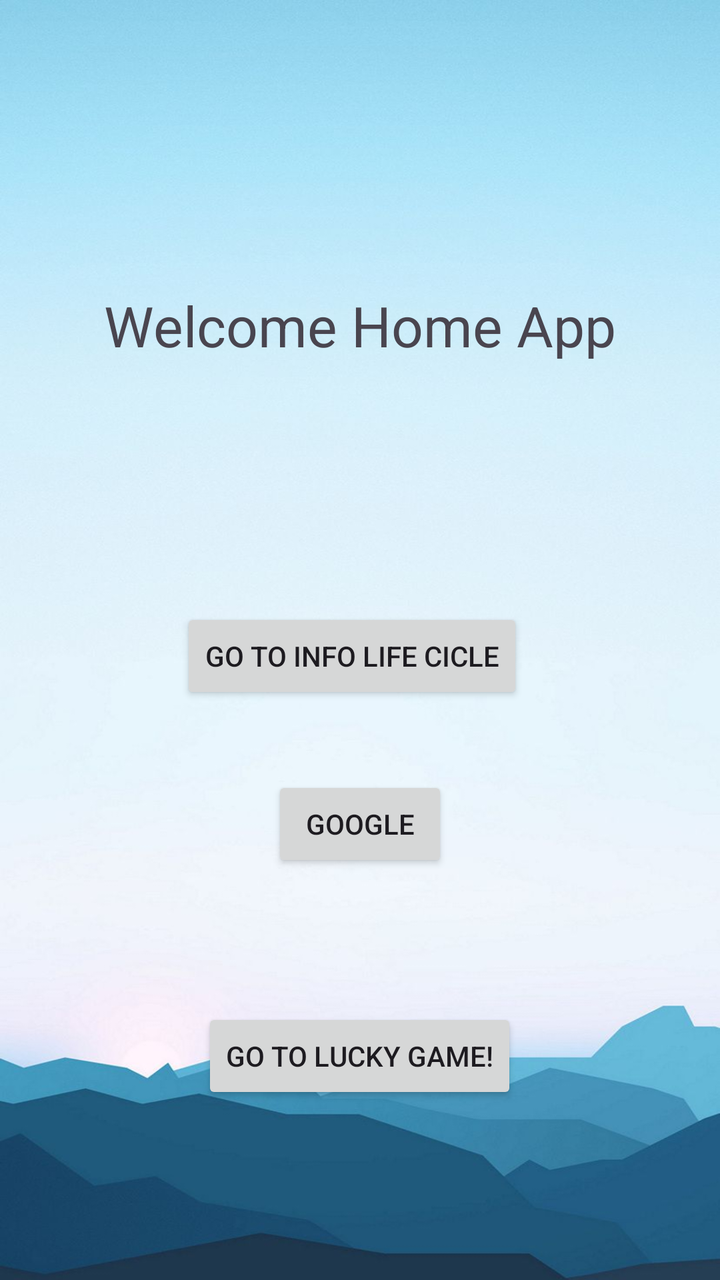
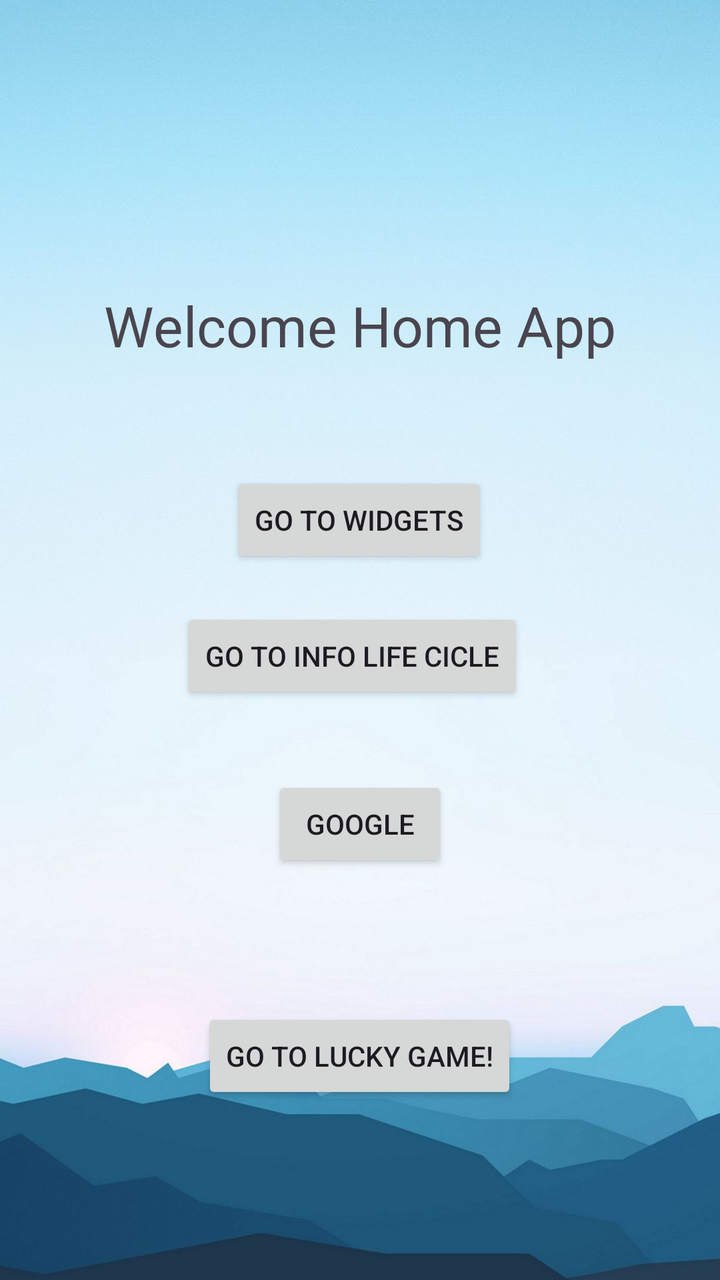

Screens rendered from an Android XML layout before and after an edit, with the pre-edit source and the edit as a unified diff.
<!-- AndroidManifest.xml: activity theme Theme.App_life_cycle -->
<!-- res/layout/activity_main.xml -->
<?xml version="1.0" encoding="utf-8"?>
<androidx.constraintlayout.widget.ConstraintLayout xmlns:android="http://schemas.android.com/apk/res/android"
    xmlns:app="http://schemas.android.com/apk/res-auto"
    xmlns:tools="http://schemas.android.com/tools"
    android:background="@drawable/hoem"
    android:layout_width="match_parent"
    android:layout_height="match_parent">


    <TextView
        android:id="@+id/infoHome"
        android:layout_width="wrap_content"
        android:layout_height="wrap_content"
        android:layout_marginTop="144dp"
        android:text="Welcome Home App"
        android:textSize="28dp"
        app:layout_constraintEnd_toEndOf="parent"
        app:layout_constraintStart_toStartOf="parent"
        app:layout_constraintTop_toTopOf="parent" />

    <Button
        android:id="@+id/goTolifeappinfo"
        android:layout_width="wrap_content"
        android:layout_height="wrap_content"
        android:layout_marginBottom="36dp"

        android:text="Go to Info Life Cicle"
        app:layout_constraintBottom_toTopOf="@+id/btnGoogle"
        app:layout_constraintEnd_toEndOf="@+id/infoHome"
        app:layout_constraintHorizontal_bias="0.452"
        app:layout_constraintStart_toStartOf="@+id/infoHome" />

    <Button
        android:id="@+id/btnLucky"
        android:layout_width="wrap_content"
        android:layout_height="wrap_content"
        android:layout_marginBottom="88dp"
        android:text="Go to Lucky Game!"
        app:layout_constraintBottom_toBottomOf="parent"
        app:layout_constraintEnd_toEndOf="@+id/btnGoogle"
        app:layout_constraintHorizontal_bias="0.506"
        app:layout_constraintStart_toStartOf="@+id/btnGoogle" />

    <Button
        android:id="@+id/btnGoogle"
        android:layout_width="wrap_content"
        android:layout_height="wrap_content"
        android:layout_marginBottom="68dp"
        android:text="Google"
        app:layout_constraintBottom_toTopOf="@+id/btnLucky"
        app:layout_constraintEnd_toEndOf="@+id/infoHome"
        app:layout_constraintStart_toStartOf="@+id/infoHome"
        tools:ignore="MissingConstraints" />

</androidx.constraintlayout.widget.ConstraintLayout>
<!-- resources referenced by this layout -->
<resources>
  <!-- drawable hoem: jpg bitmap (drawable, 47264 bytes) -->
  <style name="Theme.App_life_cycle" parent="android:Theme.Material.Light.NoActionBar" />
</resources>

<!-- the commit's change to res/layout/activity_main.xml (unified diff, before → after) -->
@@ -31,6 +31,18 @@
         app:layout_constraintStart_toStartOf="@+id/infoHome" />
 
     <Button
+        android:id="@+id/gotoWidget"
+        android:layout_width="wrap_content"
+        android:layout_height="wrap_content"
+        android:layout_marginBottom="104dp"
+
+        android:text="Go to widgets"
+        app:layout_constraintBottom_toTopOf="@+id/btnGoogle"
+        app:layout_constraintEnd_toEndOf="@+id/infoHome"
+        app:layout_constraintHorizontal_bias="0.496"
+        app:layout_constraintStart_toStartOf="@+id/infoHome" />
+
+    <Button
         android:id="@+id/btnLucky"
         android:layout_width="wrap_content"
         android:layout_height="wrap_content"
